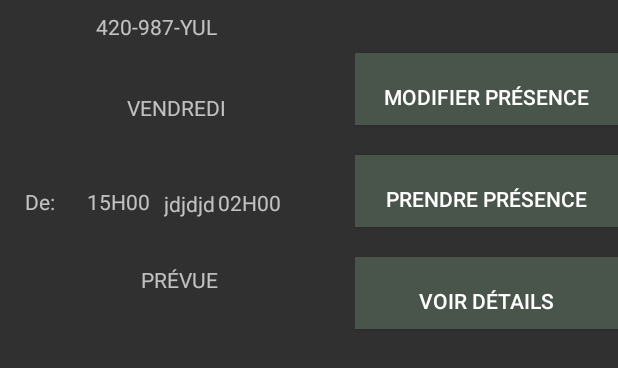
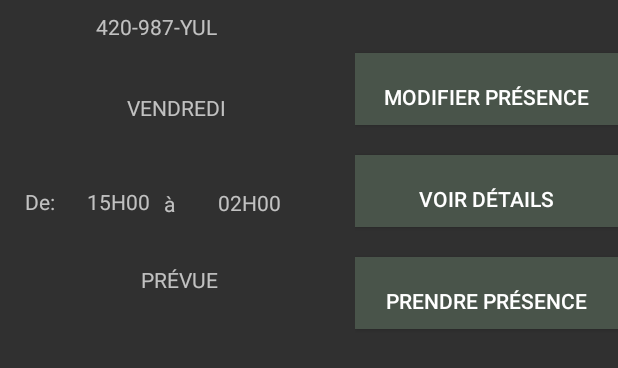
Before and after one commit to h-d3v/classroom-attendance, an Android app: the layout seance_view_cour_groupe.xml on its own in the app's theme, with its tools: preview values and no code run, on a phone screen of 412 x 824 dp. Shown: the top 368 px of the screen. Run offline under Robolectric (Android 15) with nearby library versions, the phone set to English and light mode, and no system bars; network calls fail; Roboto replaces fonts that are not available here.

Commit message:
reste que le clean up

```diff
--- a/app/src/main/res/layout/seance_view_cour_groupe.xml
+++ b/app/src/main/res/layout/seance_view_cour_groupe.xml
@@ -97,7 +97,7 @@
             android:layout_marginTop="39dp"
             android:layout_marginBottom="22dp"
             android:autoText="true"
-            android:text="jdjdjd"
+            android:text="à"
             app:layout_constraintBottom_toTopOf="@+id/tvEtatSeance"
             app:layout_constraintEnd_toStartOf="@+id/tvHeureFinSe"
             app:layout_constraintTop_toBottomOf="@+id/jourSeance"
@@ -124,6 +124,16 @@
             tools:ignore="VectorDrawableCompat" />
 
         <Button
+            android:id="@+id/btnVoirDétails"
+            android:layout_width="match_parent"
+            android:layout_height="wrap_content"
+            android:layout_marginTop="20dp"
+            android:background="#49544A"
+            android:paddingTop="10dp"
+            android:text="@string/voirDétails"
+            tools:ignore="VectorDrawableCompat" />
+
+        <Button
             android:id="@+id/btnPrendrePrésence"
             android:layout_width="match_parent"
             android:layout_height="wrap_content"
@@ -133,15 +143,6 @@
             android:text="@string/prendrePrésence"
             tools:ignore="VectorDrawableCompat" />
 
-        <Button
-            android:id="@+id/btnVoirDétails"
-            android:layout_width="match_parent"
-            android:layout_height="wrap_content"
-            android:layout_marginTop="20dp"
-            android:background="#49544A"
-            android:paddingTop="10dp"
-            android:text="@string/voirDétails"
-            tools:ignore="VectorDrawableCompat" />
     </LinearLayout>
 
 </LinearLayout>
```
Also changed, not shown: app/src/main/java/dti/g25/projet_s/présentation/vue/adapter/SeanceAdapterUnCourGroupe.java (+12 -11 lines).
